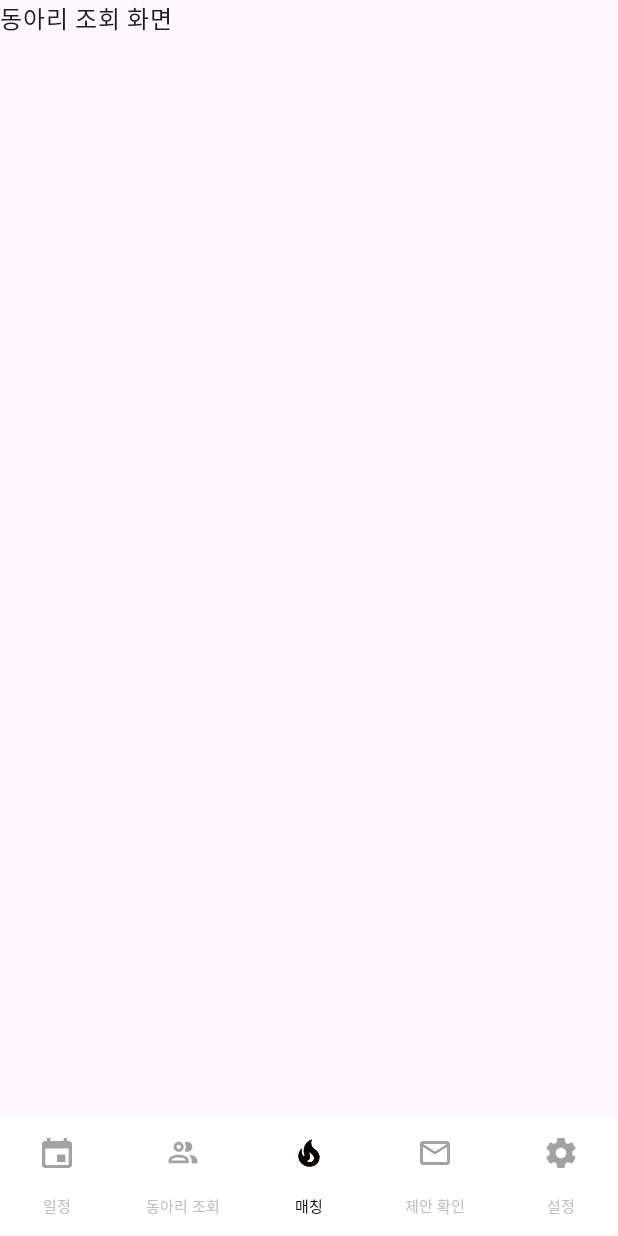
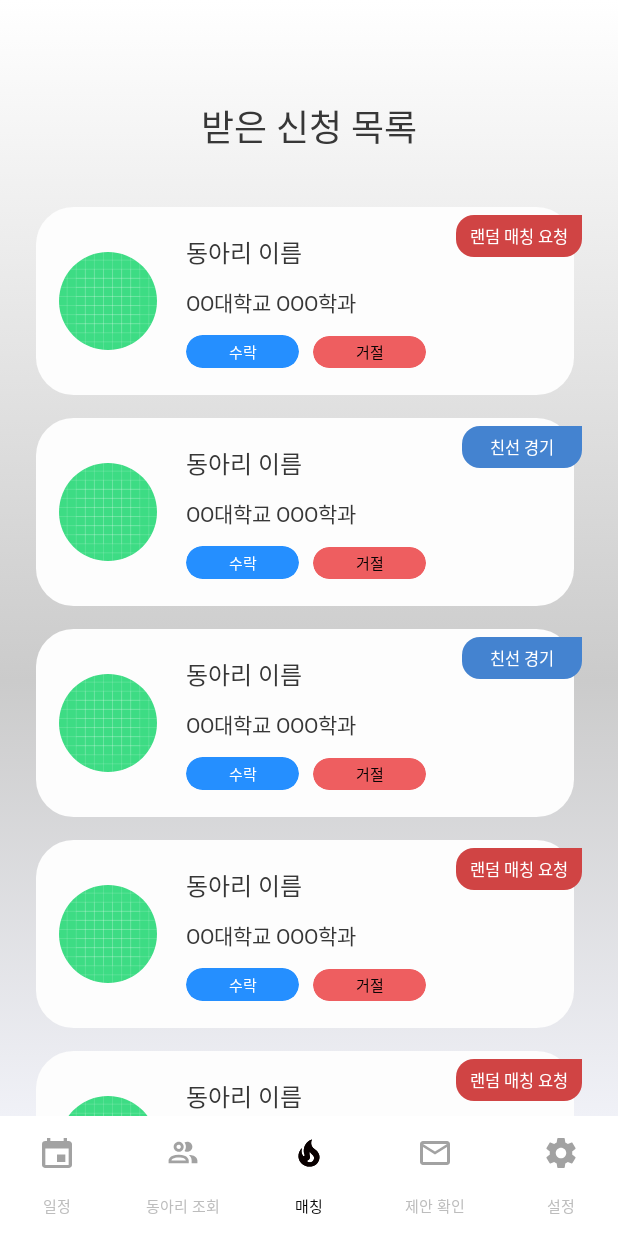
Before and after one commit to Campus-ball/Campus-Ball_Android_repo, an Android app built with Jetpack Compose: the ClubLookUpScreen screen opened through its navigation route, on a phone screen of 412 x 824 dp. Run offline under Robolectric (Android 15) with nearby library versions, the light colour scheme and no system bars; our stand-ins replace Dagger/Hilt's generated code; Roboto replaces fonts that are not available here.

Commit message:
[UI] : 받은 신청 목록 Screen 구현

```diff
--- a/app/src/main/java/com/konkuk/summerhackathon/presentation/clublookup/component/ClubLookUpCard.kt
+++ b/app/src/main/java/com/konkuk/summerhackathon/presentation/clublookup/component/ClubLookUpCard.kt
@@ -34,11 +34,11 @@ import com.konkuk.summerhackathon.ui.theme.defaultCampusBallTypography
 @Composable
 fun ClubLookUpCard(
     modifier: Modifier = Modifier,
-    clubName: String,
+    clubName: String = "동아리 이름",
     clubIcon: Int = R.drawable.ic_launcher_background,
-    universityAndMajor: String,
-    onAccept: () -> Unit,
-    onDecline: () -> Unit,
+    universityAndMajor: String = "OO대학교 OOO학과",
+    onAccept: () -> Unit = {},
+    onDecline: () -> Unit = {},
     isRandomMatching: Boolean = false,
 ) {
     val noticeColor =
@@ -99,13 +99,14 @@ fun ClubLookUpCard(
                         ) {
                             Box(
                                 modifier = Modifier
-                                    .height(21.dp)
+                                    .height(22.dp)
                                     .widthIn(min = 75.dp)
                                     .clickable {
                                         onAccept()
                                     }
+                                    .clip(RoundedCornerShape(20.dp))
                                     .background(
-                                        defaultCampusBallColors.skyblue,
+                                        Color(0xFF258FFF),
                                         RoundedCornerShape(20.dp)
                                     )
                             ) {
@@ -124,6 +125,7 @@ fun ClubLookUpCard(
                                     .clickable {
                                         onDecline()
                                     }
+                                    .clip(RoundedCornerShape(20.dp))
                                     .background(
                                         defaultCampusBallColors.salmon,
                                         RoundedCornerShape(20.dp)
--- a/app/src/main/java/com/konkuk/summerhackathon/presentation/clublookup/screen/ClubLookUpScreen.kt
+++ b/app/src/main/java/com/konkuk/summerhackathon/presentation/clublookup/screen/ClubLookUpScreen.kt
@@ -1,19 +1,92 @@
 package com.konkuk.summerhackathon.presentation.clublookup.screen
 
+import androidx.compose.foundation.background
+import androidx.compose.foundation.layout.Arrangement
+import androidx.compose.foundation.layout.Box
 import androidx.compose.foundation.layout.Column
+import androidx.compose.foundation.layout.Spacer
 import androidx.compose.foundation.layout.fillMaxSize
+import androidx.compose.foundation.layout.fillMaxWidth
+import androidx.compose.foundation.layout.height
+import androidx.compose.foundation.layout.padding
+import androidx.compose.foundation.layout.size
+import androidx.compose.foundation.rememberScrollState
+import androidx.compose.foundation.verticalScroll
 import androidx.compose.material3.Text
 import androidx.compose.runtime.Composable
+import androidx.compose.ui.Alignment
 import androidx.compose.ui.Modifier
+import androidx.compose.ui.graphics.Brush
+import androidx.compose.ui.graphics.Color
+import androidx.compose.ui.tooling.preview.Preview
+import androidx.compose.ui.unit.dp
+import com.konkuk.summerhackathon.presentation.clublookup.component.ClubLookUpCard
+import com.konkuk.summerhackathon.ui.theme.defaultCampusBallColors
+import com.konkuk.summerhackathon.ui.theme.defaultCampusBallTypography
 
+// 받은 신청 목록 조회 화면
 @Composable
-fun ClublookUpScreen(
+fun ClubLookUpScreen(
     modifier: Modifier = Modifier
 ) {
-    Column(
+    val scrollState = rememberScrollState()
+
+    Box(
         modifier = modifier
             .fillMaxSize()
-    ){
-        Text(text = "동아리 조회 화면", modifier = modifier)
+            .background(
+                brush = Brush.verticalGradient(
+                    colorStops = arrayOf(
+                        0.0f to Color(0xFFFFFFFF),
+                        0.61f to Color(0xFFCBCBCB),
+                        1.0f to Color(0xFFF0F1F7)
+                    )
+                )
+            ),
+    )
+    {
+        Column(
+            Modifier.fillMaxWidth(),
+            horizontalAlignment = Alignment.CenterHorizontally
+        ) {
+//            Spacer(Modifier.fillMaxWidth().height(52.dp).background(color = defaultCampusBallColors.skyblue))
+            // TODO: 여기 상단 로고/일러스트 배치
+
+            Spacer(Modifier.height(66.dp))
+
+            Text(
+                text = "받은 신청 목록",
+                color = defaultCampusBallColors.likeblack,
+                style = defaultCampusBallTypography.B_24
+            )
+            Spacer(Modifier.height(36.dp))
+
+
+            Column(
+                Modifier
+                    .padding(horizontal = 24.dp)
+                    .verticalScroll(scrollState),
+                verticalArrangement = Arrangement.spacedBy(15.dp),
+            ) {
+                ClubLookUpCard(isRandomMatching = true)
+                ClubLookUpCard()
+                ClubLookUpCard()
+                ClubLookUpCard(isRandomMatching = true)
+                ClubLookUpCard(isRandomMatching = true)
+                ClubLookUpCard(isRandomMatching = true)
+                ClubLookUpCard(isRandomMatching = true)
+                Spacer(
+                    modifier = Modifier.size(15.dp),
+                )
+            }
+
+        }
     }
+
 }
+
+@Preview
+@Composable
+private fun ClubLookUpScreenPreview() {
+    ClubLookUpScreen()
+}
--- a/app/src/main/java/com/konkuk/summerhackathon/presentation/navigation/MainNavGraph.kt
+++ b/app/src/main/java/com/konkuk/summerhackathon/presentation/navigation/MainNavGraph.kt
@@ -5,7 +5,7 @@ import androidx.compose.ui.Modifier
 import androidx.navigation.NavHostController
 import androidx.navigation.compose.NavHost
 import androidx.navigation.compose.composable
-import com.konkuk.summerhackathon.presentation.clublookup.screen.ClublookUpScreen
+import com.konkuk.summerhackathon.presentation.clublookup.screen.ClubLookUpScreen
 import com.konkuk.summerhackathon.presentation.match.screen.MatchScreen
 import com.konkuk.summerhackathon.presentation.proposal.screen.ProposalScreen
 import com.konkuk.summerhackathon.presentation.schedule.screen.ScheduleScreen
@@ -25,7 +25,7 @@ fun MainNavGraph(
         }
 
         composable(route = Route.ClubLookUp.route){
-            ClublookUpScreen(modifier = modifier)
+            ClubLookUpScreen(modifier = modifier)
         }
 
         composable(route = Route.Match.route){
```
Also changed, not shown: app/src/main/java/com/konkuk/summerhackathon/presentation/clublookup/component/delete.txt (deleted).
